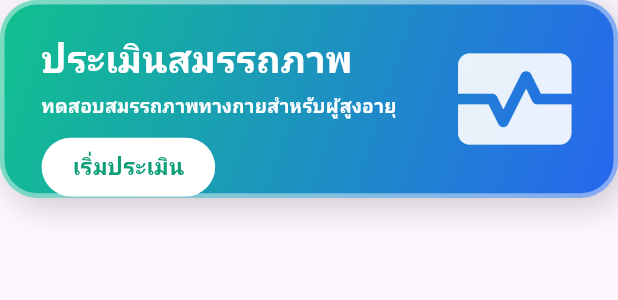
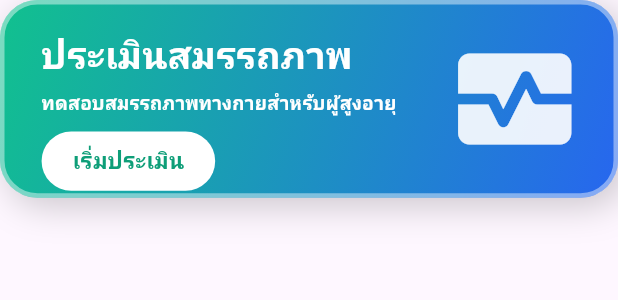
Before and after one commit to pokpong40622/Kinex, a Flutter app: the _AssessmentCard widget shown alone on an empty page, opened directly, on a phone screen of 412 x 824 dp. Shown: the top 300 px of the screen. Run offline on Flutter 3.47's test engine with Material 3 defaults, Android fonts, the phone set to English and light mode, and no system bars; our stand-ins replace camera, flutter_riverpod, flutter_tts, go_router, google_fonts, permission_handler and 1 more; missing offline and left inert: flutter_embed_unity, flutter_screen_recording, gal, google_mlkit_pose_detection; accounts and stored records are empty.

Commit message:
fix: assessment (แบบทดสอบ) card overflow on home page
Derive _AssessmentCard vertical spacing from cardH (h*0.16) instead of card width (cw); on portrait tablets the cw-based spacing overflowed the fixed-height card.

Co-Authored-By: Claude Opus 4.8 <noreply@anthropic.com>

```diff
--- a/lib/screens/home_page.dart
+++ b/lib/screens/home_page.dart
@@ -20,7 +20,9 @@ class _HomePageState extends State<HomePage> {
       body: IndexedStack(
         index: _tab,
         children: [
-          _HomeTab(onStartGame: () => context.go('/mega-dance')),
+          // Home "World" card now launches Kinex World (the exercise class).
+          // MEGA DANCE stays reachable from the Practice tab.
+          _HomeTab(onStartGame: () => context.go('/world')),
           const _QuestTab(),
           _PracticeTab(onStartGame: () => context.go('/mega-dance')),
           const _InfoTab(),
@@ -188,14 +190,22 @@ class _AssessmentCard extends StatelessWidget {
 
   @override
   Widget build(BuildContext context) {
-    final h = MediaQuery.sizeOf(context).height;
+    final size = MediaQuery.sizeOf(context);
+    final h = size.height;
+    final cardH = h * 0.16;
     return GestureDetector(
       onTap: onTap,
       child: SizedBox(
-        height: h * 0.16,
+        height: cardH,
         child: LayoutBuilder(
           builder: (context, cs) {
             final cw = cs.maxWidth;
+            // Use card height for vertical spacing so the column never exceeds
+            // the card's fixed height, regardless of device aspect ratio.
+            final vPad = cardH * 0.12;
+            final gap1 = cardH * 0.04;
+            final gap2 = cardH * 0.08;
+            final btnVPad = cardH * 0.07;
             return Container(
               clipBehavior: Clip.hardEdge,
               decoration: BoxDecoration(
@@ -214,7 +224,7 @@ class _AssessmentCard extends StatelessWidget {
                   Expanded(
                     child: Padding(
                       padding: EdgeInsets.fromLTRB(
-                          cw * 0.06, cw * 0.045, cw * 0.03, cw * 0.045),
+                          cw * 0.06, vPad, cw * 0.03, vPad),
                       child: Column(
                         crossAxisAlignment: CrossAxisAlignment.start,
                         mainAxisSize: MainAxisSize.min,
@@ -224,16 +234,16 @@ class _AssessmentCard extends StatelessWidget {
                                   size: cw * 0.060,
                                   weight: FontWeight.w800,
                                   color: Colors.white)),
-                          SizedBox(height: cw * 0.012),
+                          SizedBox(height: gap1),
                           Text('ทดสอบสมรรถภาพทางกายสำหรับผู้สูงอายุ',
                               style: thaiSans(
                                   size: cw * 0.030,
                                   weight: FontWeight.w600,
                                   color: Colors.white)),
-                          SizedBox(height: cw * 0.03),
+                          SizedBox(height: gap2),
                           Container(
                             padding: EdgeInsets.symmetric(
-                                horizontal: cw * 0.05, vertical: cw * 0.022),
+                                horizontal: cw * 0.05, vertical: btnVPad),
                             decoration: BoxDecoration(
                               color: Colors.white,
                               borderRadius: BorderRadius.circular(20),
```
